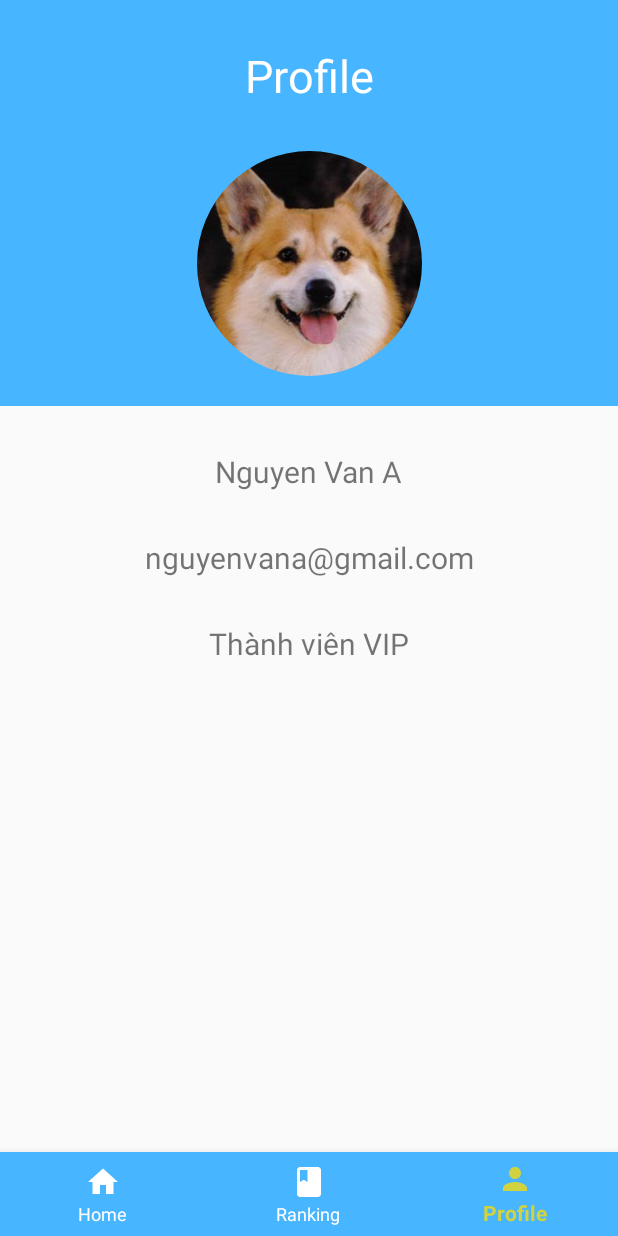
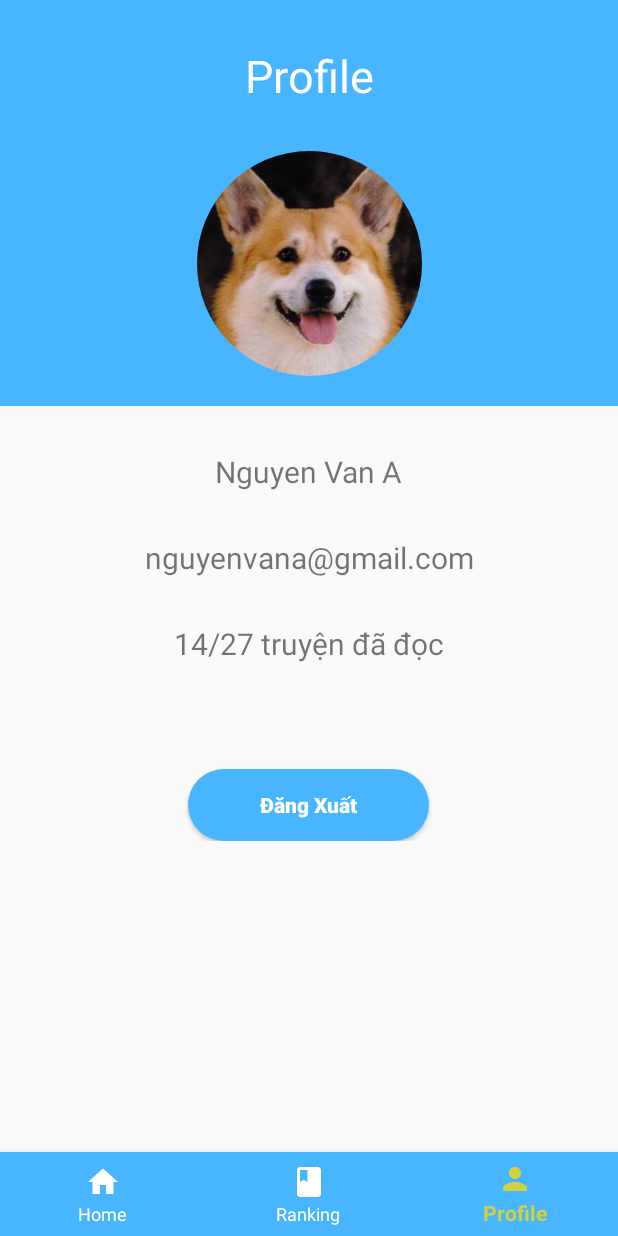
Before and after one commit to trisngo/NT118-novel-reading-android-app, an Android app: the screen it shows after launch (MainActivity), item 3 of the bottom bar chosen, on a phone screen of 412 x 824 dp. Run offline under Robolectric (Android 15) with nearby library versions, the phone set to English and light mode, and no system bars; our stand-ins replace CircleImageView.

Commit message:
Fix profile layout

```diff
--- a/app/src/main/res/layout/fragment_profile.xml
+++ b/app/src/main/res/layout/fragment_profile.xml
@@ -74,7 +74,7 @@
         <TextView
             android:layout_width="wrap_content"
             android:layout_height="wrap_content"
-            android:text="Thành viên VIP"
+            android:text="14/27 truyện đã đọc"
             app:layout_constraintTop_toBottomOf="@+id/tv_email"
             app:layout_constraintLeft_toLeftOf="parent"
             app:layout_constraintRight_toRightOf="parent"
@@ -82,4 +82,30 @@
             android:layout_marginTop="30dp" />
     </androidx.constraintlayout.widget.ConstraintLayout>
 
+    <LinearLayout
+        android:layout_width="match_parent"
+        android:layout_height="wrap_content"
+        android:gravity="center_horizontal"
+        android:layout_marginTop="50dp"
+        app:layout_constraintTop_toBottomOf="@+id/information_group"
+        app:layout_constraintLeft_toLeftOf="parent"
+        app:layout_constraintRight_toRightOf="parent">
+
+
+        <Button
+            android:id="@+id/btndn"
+            android:layout_width="wrap_content"
+            android:layout_height="wrap_content"
+            android:paddingStart="48dp"
+            android:paddingEnd="48dp"
+            android:background="@drawable/roundedbutton"
+            android:text="Đăng Xuất"
+            android:textAllCaps="false"
+            android:textColor="@color/white"
+            android:textStyle="bold"
+            app:backgroundTint="#47B5FF"></Button>
+
+
+    </LinearLayout>
+
 </androidx.constraintlayout.widget.ConstraintLayout>
```
